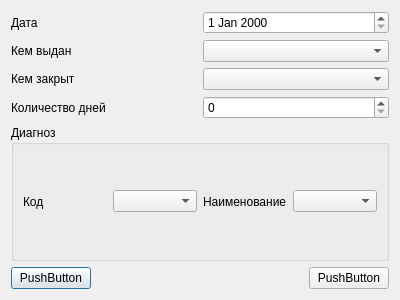
This is work_info_patient/day_stationar/dialog_day_stationar.ui in PanchukDima/pndbase as Qt 5 draws it before an edit. The edited form follows.
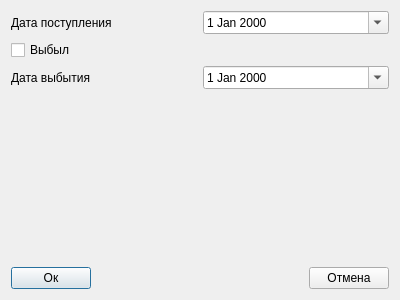
This is the edited form.

```diff
--- a/work_info_patient/day_stationar/dialog_day_stationar.ui
+++ b/work_info_patient/day_stationar/dialog_day_stationar.ui
@@ -16,83 +16,62 @@
   <layout class="QVBoxLayout" name="verticalLayout">
    <item>
     <layout class="QGridLayout" name="gridLayout">
-     <item row="2" column="1">
-      <widget class="QComboBox" name="comboBox_2"/>
-     </item>
-     <item row="0" column="0">
-      <widget class="QLabel" name="label">
-       <property name="text">
-        <string>Дата</string>
-       </property>
-      </widget>
-     </item>
      <item row="0" column="1">
-      <widget class="QDateEdit" name="dateEdit"/>
+      <widget class="QDateEdit" name="dateEdit_day_in">
+       <property name="calendarPopup">
+        <bool>true</bool>
+       </property>
+      </widget>
+     </item>
+     <item row="2" column="1">
+      <widget class="QDateEdit" name="dateEdit_day_out">
+       <property name="calendarPopup">
+        <bool>true</bool>
+       </property>
+      </widget>
      </item>
      <item row="2" column="0">
       <widget class="QLabel" name="label_3">
        <property name="text">
-        <string>Кем закрыт</string>
+        <string>Дата выбытия</string>
        </property>
       </widget>
      </item>
-     <item row="1" column="0">
+     <item row="0" column="0">
       <widget class="QLabel" name="label_2">
        <property name="text">
-        <string>Кем выдан</string>
+        <string>Дата поступления</string>
        </property>
       </widget>
      </item>
-     <item row="1" column="1">
-      <widget class="QComboBox" name="comboBox"/>
-     </item>
-     <item row="3" column="1">
-      <widget class="QSpinBox" name="spinBox"/>
-     </item>
-     <item row="3" column="0">
-      <widget class="QLabel" name="label_6">
+     <item row="1" column="0">
+      <widget class="QCheckBox" name="checkBox_close">
        <property name="text">
-        <string>Количество дней </string>
+        <string>Выбыл</string>
        </property>
       </widget>
      </item>
     </layout>
    </item>
    <item>
-    <widget class="QGroupBox" name="groupBox">
-     <property name="title">
-      <string>Диагноз</string>
+    <spacer name="verticalSpacer">
+     <property name="orientation">
+      <enum>Qt::Vertical</enum>
      </property>
-     <layout class="QHBoxLayout" name="horizontalLayout">
-      <item>
-       <widget class="QLabel" name="label_4">
-        <property name="text">
-         <string>Код</string>
-        </property>
-       </widget>
-      </item>
-      <item>
-       <widget class="QComboBox" name="comboBox_4"/>
-      </item>
-      <item>
-       <widget class="QLabel" name="label_5">
-        <property name="text">
-         <string>Наименование</string>
-        </property>
-       </widget>
-      </item>
-      <item>
-       <widget class="QComboBox" name="comboBox_3"/>
-      </item>
-     </layout>
-    </widget>
+     <property name="sizeHint" stdset="0">
+      <size>
+       <width>20</width>
+       <height>40</height>
+      </size>
+     </property>
+    </spacer>
    </item>
    <item>
     <layout class="QHBoxLayout" name="horizontalLayout_2">
      <item>
       <widget class="QPushButton" name="pushButton">
        <property name="text">
-        <string>PushButton</string>
+        <string>Ок</string>
        </property>
       </widget>
      </item>
@@ -112,7 +91,7 @@
      <item>
       <widget class="QPushButton" name="pushButton_2">
        <property name="text">
-        <string>PushButton</string>
+        <string>Отмена</string>
        </property>
       </widget>
      </item>
```
Left out of the diff: 4 changed lines with no effect on the pictures.
